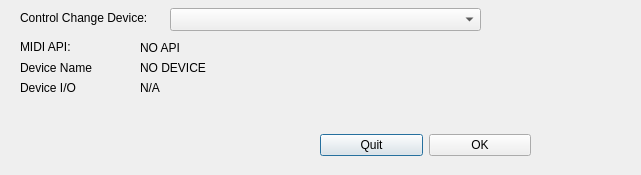
First picture: the form in device_sel.ui, repository wishmerhill/ua100mix, before the edit.
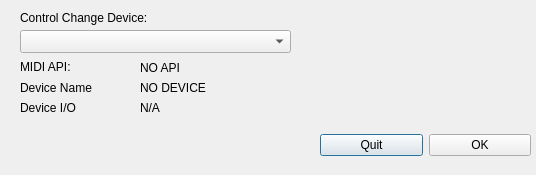
Second picture: the form after the edit.

The edit to the form file:
```diff
--- a/device_sel.ui
+++ b/device_sel.ui
@@ -9,7 +9,7 @@
    <rect>
     <x>0</x>
     <y>0</y>
-    <width>641</width>
+    <width>536</width>
     <height>175</height>
    </rect>
   </property>
@@ -22,9 +22,9 @@
   <widget class="QComboBox" name="outputDevicesList">
    <property name="geometry">
     <rect>
-     <x>170</x>
-     <y>8</y>
-     <width>311</width>
+     <x>20</x>
+     <y>30</y>
+     <width>271</width>
      <height>23</height>
     </rect>
    </property>
@@ -33,7 +33,7 @@
    <property name="geometry">
     <rect>
      <x>20</x>
-     <y>80</y>
+     <y>100</y>
      <width>101</width>
      <height>16</height>
     </rect>
@@ -46,7 +46,7 @@
    <property name="geometry">
     <rect>
      <x>140</x>
-     <y>60</y>
+     <y>80</y>
      <width>101</width>
      <height>16</height>
     </rect>
@@ -59,7 +59,7 @@
    <property name="geometry">
     <rect>
      <x>140</x>
-     <y>80</y>
+     <y>100</y>
      <width>101</width>
      <height>16</height>
     </rect>
@@ -85,7 +85,7 @@
    <property name="geometry">
     <rect>
      <x>140</x>
-     <y>40</y>
+     <y>60</y>
      <width>101</width>
      <height>16</height>
     </rect>
@@ -98,7 +98,7 @@
    <property name="geometry">
     <rect>
      <x>20</x>
-     <y>40</y>
+     <y>60</y>
      <width>57</width>
      <height>14</height>
     </rect>
@@ -111,7 +111,7 @@
    <property name="geometry">
     <rect>
      <x>20</x>
-     <y>60</y>
+     <y>80</y>
      <width>101</width>
      <height>16</height>
     </rect>
@@ -149,10 +149,10 @@
   <widget class="QLabel" name="reccomendedLabel">
    <property name="geometry">
     <rect>
-     <x>500</x>
-     <y>10</y>
-     <width>111</width>
-     <height>21</height>
+     <x>300</x>
+     <y>20</y>
+     <width>221</width>
+     <height>31</height>
     </rect>
    </property>
    <property name="text">
```
